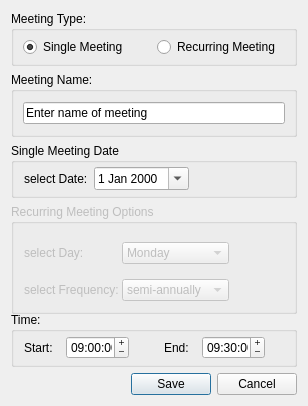
This is addmeetingdialog.ui in BastianHartmann/Qt_ZoomBookmarks as Qt 5 draws it before an edit. The edited form follows.
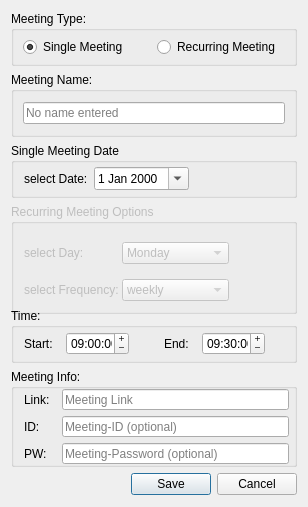
This is the edited form.

Diff of the .ui file:
```diff
--- a/addmeetingdialog.ui
+++ b/addmeetingdialog.ui
@@ -7,19 +7,19 @@
     <x>0</x>
     <y>0</y>
     <width>308</width>
-    <height>406</height>
+    <height>507</height>
    </rect>
   </property>
   <property name="minimumSize">
    <size>
     <width>308</width>
-    <height>406</height>
+    <height>507</height>
    </size>
   </property>
   <property name="maximumSize">
    <size>
     <width>308</width>
-    <height>406</height>
+    <height>511</height>
    </size>
   </property>
   <property name="windowTitle">
@@ -107,7 +107,10 @@
       <item>
        <widget class="QLineEdit" name="MeetingName_lineEdit">
         <property name="text">
-         <string>Enter name of meeting</string>
+         <string/>
+        </property>
+        <property name="placeholderText">
+         <string>No name entered</string>
         </property>
         <property name="clearButtonEnabled">
          <bool>false</bool>
@@ -315,7 +318,7 @@
          </size>
         </property>
         <property name="currentIndex">
-         <number>5</number>
+         <number>1</number>
         </property>
         <property name="maxCount">
          <number>7</number>
@@ -489,6 +492,73 @@
      </layout>
     </widget>
    </item>
+   <item>
+    <widget class="QGroupBox" name="MeetingInfoBox">
+     <property name="title">
+      <string>Meeting Info:</string>
+     </property>
+     <layout class="QGridLayout" name="gridLayout_3">
+      <property name="leftMargin">
+       <number>10</number>
+      </property>
+      <property name="topMargin">
+       <number>0</number>
+      </property>
+      <property name="rightMargin">
+       <number>5</number>
+      </property>
+      <property name="bottomMargin">
+       <number>0</number>
+      </property>
+      <item row="0" column="0">
+       <layout class="QGridLayout" name="gridLayout_2">
+        <item row="1" column="1">
+         <widget class="QLineEdit" name="IDLineEdit">
+          <property name="placeholderText">
+           <string>Meeting-ID (optional)</string>
+          </property>
+         </widget>
+        </item>
+        <item row="0" column="1">
+         <widget class="QLineEdit" name="linkLineEdit">
+          <property name="placeholderText">
+           <string>Meeting Link</string>
+          </property>
+         </widget>
+        </item>
+        <item row="1" column="0">
+         <widget class="QLabel" name="IDLabel">
+          <property name="text">
+           <string>ID:</string>
+          </property>
+         </widget>
+        </item>
+        <item row="0" column="0">
+         <widget class="QLabel" name="linkLabel">
+          <property name="text">
+           <string>Link:  </string>
+          </property>
+         </widget>
+        </item>
+        <item row="2" column="0">
+         <widget class="QLabel" name="PWLabel">
+          <property name="text">
+           <string>PW:</string>
+          </property>
+         </widget>
+        </item>
+        <item row="2" column="1">
+         <widget class="QLineEdit" name="PWLineEdit">
+          <property name="placeholderText">
+           <string>Meeting-Password (optional)</string>
+          </property>
+         </widget>
+        </item>
+       </layout>
+      </item>
+     </layout>
+    </widget>
+   </item>
    <item>
     <widget class="QDialogButtonBox" name="buttonBox_Save_Cancel">
      <property name="orientation">
```
Left out of the diff: 23 changed lines with no effect on the pictures.
